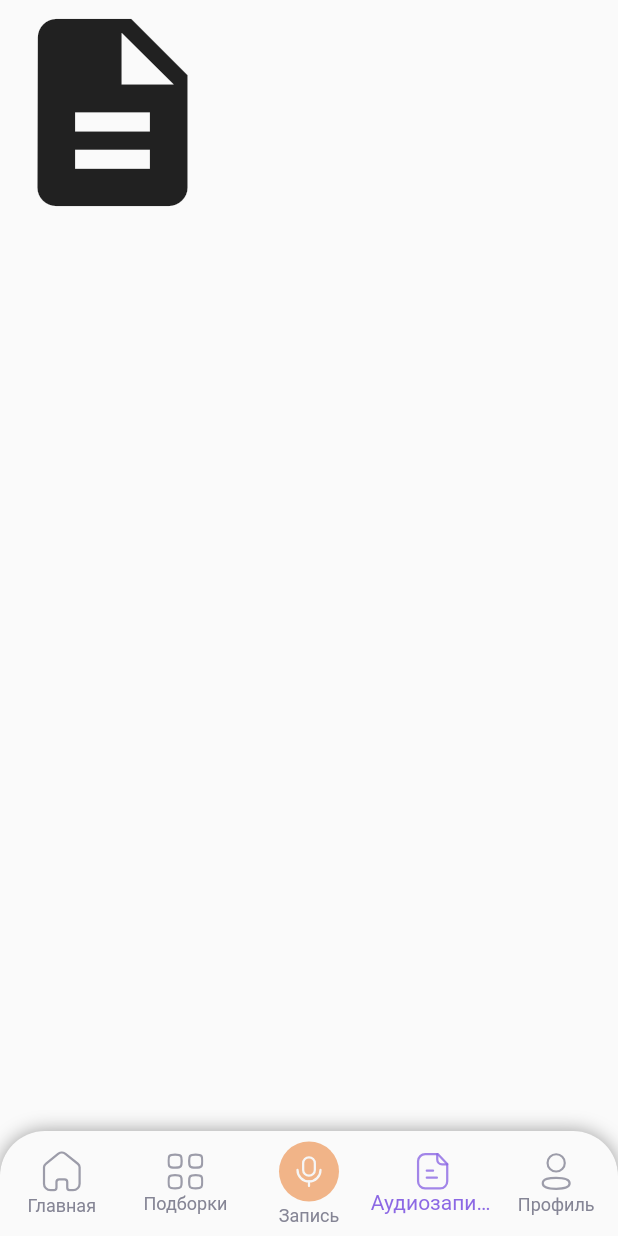
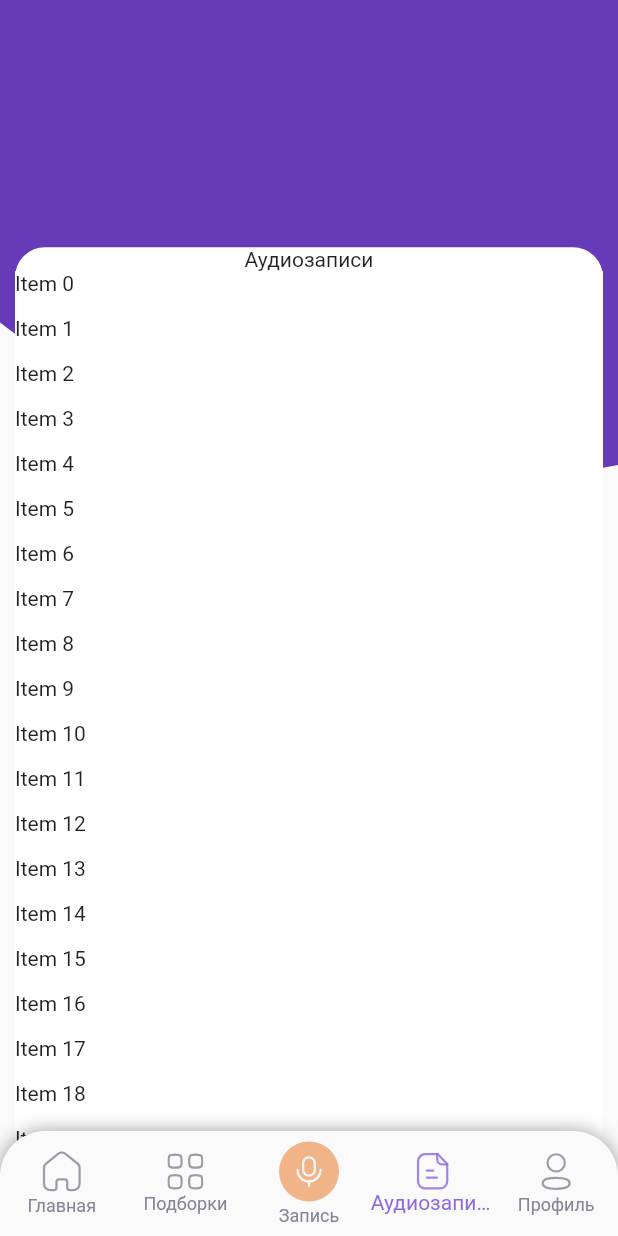
Before and after one commit to B1GMAX/audio_stories, a Flutter app: the Screens screen opened directly, item 4 of the bottom bar chosen, on a phone screen of 412 x 824 dp. Run offline on Flutter 3.47's test engine with Material 2 defaults, Android fonts, the phone set to English and light mode, and no system bars; our stand-ins replace cloud_firestore, firebase_auth, firebase_core, firebase_storage, flutter_svg, image_picker and 3 more; missing offline and left inert: flutter_sound; accounts and stored records are empty.

```diff
--- /dev/null
+++ b/lib/audio_recording_bloc.dart
@@ -0,0 +1,5 @@
+class AudioRecordingsBloc{
+
+  final items = List<String>.generate(30, (i) => "Item $i");
+
+}
--- /dev/null
+++ b/lib/audio_recordings.dart
@@ -0,0 +1,66 @@
+import 'package:flutter/cupertino.dart';
+import 'package:flutter/material.dart';
+import 'package:provider/provider.dart';
+
+import 'audio_recording_bloc.dart';
+import 'custom_cliper.dart';
+
+class AudioRecordings extends StatelessWidget {
+  const AudioRecordings({Key? key}) : super(key: key);
+
+  @override
+  Widget build(BuildContext context) {
+    double height = MediaQuery.of(context).size.height;
+    double width = MediaQuery.of(context).size.height;
+    return Provider<AudioRecordingsBloc>(
+      create: (BuildContext context) => AudioRecordingsBloc(),
+      builder: (context, child) {
+        return  Stack(
+            children: [
+              ClipPath(
+                clipper: MyCustomClipper(),
+                child: Container(
+                  height: height * 0.6,
+                  color: Colors.deepPurple,
+                ),
+              ),
+              Padding(
+                padding: const EdgeInsets.only(right: 10,left: 10),
+                child: DraggableScrollableSheet(
+                  initialChildSize: 0.8,
+                  builder:
+                      (BuildContext context, ScrollController scrollController) {
+                    return Container(
+                      decoration: BoxDecoration(
+                        color: Colors.white,
+                        borderRadius: BorderRadius.circular(20),
+                      ),
+                      child: Column(
+                        children: [
+                          const Text('Аудиозаписи'),
+                          Expanded(
+                            child: ListView.builder(
+
+                              itemCount: context.read<AudioRecordingsBloc>().items.length,
+                              itemBuilder: (context, index) {
+                                return Container(
+                                  height: 30,
+                                  color: Colors.white,
+                                  child: Text(context.read<AudioRecordingsBloc>().items[index]),
+                                );
+                              },
+                            ),
+                          ),
+                        ],
+                      ),
+                    );
+                  },
+                ),
+              ),
+            ],
+          );
+
+      },
+    );
+  }
+}
--- a/lib/change_audio_screens.dart
+++ b/lib/change_audio_screens.dart
@@ -3,7 +3,8 @@ import 'package:audio_skazki/recording_screen.dart';
 import 'package:flutter/cupertino.dart';
 import 'package:provider/provider.dart';
 
-import 'player_screen.dart';
+import 'change_player_screens.dart';
+
 
 class ChangeAudioScreens extends StatelessWidget {
   const ChangeAudioScreens({Key? key}) : super(key: key);
@@ -22,7 +23,7 @@ class ChangeAudioScreens extends StatelessWidget {
               index: snapshot.data!,
               children:  [
                 const RecordingScreen(),
-                PlayerScreen(onClose: context.read<RecordingBloc>().onPlayerScreenClose,),
+                ChangePlayerScreens(onClose: context.read<RecordingBloc>().onPlayerScreenClose,),
               ],
             );
           },
--- /dev/null
+++ b/lib/player_information.dart
@@ -0,0 +1,5 @@
+class PlayerInformation{
+  String? playerPhoto;
+  String? playerName;
+
+}
--- a/lib/screens.dart
+++ b/lib/screens.dart
@@ -2,6 +2,7 @@ import 'package:audio_skazki/recording_screen.dart';
 import 'package:flutter/cupertino.dart';
 import 'package:flutter/material.dart';
 import 'package:provider/provider.dart';
+import 'audio_recordings.dart';
 import 'change_audio_screens.dart';
 import 'change_screens.dart';
 import 'compilations_screen.dart';
@@ -121,10 +122,7 @@ class Screens extends StatelessWidget {
       case 2:
         return const ChangeAudioScreens();
       case 3:
-        return const Icon(
-          Icons.description,
-          size: 150,
-        );
+        return const AudioRecordings();
       case 4:
         return const ChangeScreens();
     }
--- a/lib/screens_bloc.dart
+++ b/lib/screens_bloc.dart
@@ -14,16 +14,6 @@ import 'change_screens.dart';
 import 'home_screen.dart';
 
 class ScreensBloc {
-
-
-  List<GlobalKey<NavigatorState>> navigatorKeys = [
-    GlobalKey<NavigatorState>(),
-    GlobalKey<NavigatorState>(),
-    GlobalKey<NavigatorState>(),
-    GlobalKey<NavigatorState>(),
-    GlobalKey<NavigatorState>(),
-  ];
-
 
   final StreamController<int> _controller = StreamController<int>();
 
--- a/lib/user_profile.dart
+++ b/lib/user_profile.dart
@@ -155,7 +155,7 @@ class UserProfileScreen extends StatelessWidget {
                                 style: TextStyle(color: Colors.black),
                               )),
                           TextButton(
-                              onPressed: () {},
+                              onPressed: context.read<ChangeBloc>().deleteUser,
                               child: const Text(
                                 'Удалить аккаунт',
                                 style: TextStyle(color: Colors.red),
--- a/pubspec.yaml
+++ b/pubspec.yaml
@@ -89,6 +89,8 @@ flutter:
     - assets/svg_files/paper_download.svg
     - assets/svg_files/fast_forward.svg
     - assets/svg_files/rewind.svg
+    - assets/svg_files/drop_menu.svg
+    - assets/svg_files/arrow_circle.svg
 
 
   # An image asset can refer to one or more resolution-specific "variants", see
```
Also changed, not shown: lib/change_bloc.dart (+9 -0 lines), lib/change_player_screens.dart (added, +32 -0 lines), lib/edit_player.dart (added, +245 -0 lines), lib/player_bloc.dart (+96 -0 lines), lib/player_screen.dart (+74 -41 lines), lib/recording_bloc.dart (+1 -11 lines), assets/svg_files/arrow_circle.svg (added), assets/svg_files/drop_menu.svg (added).
